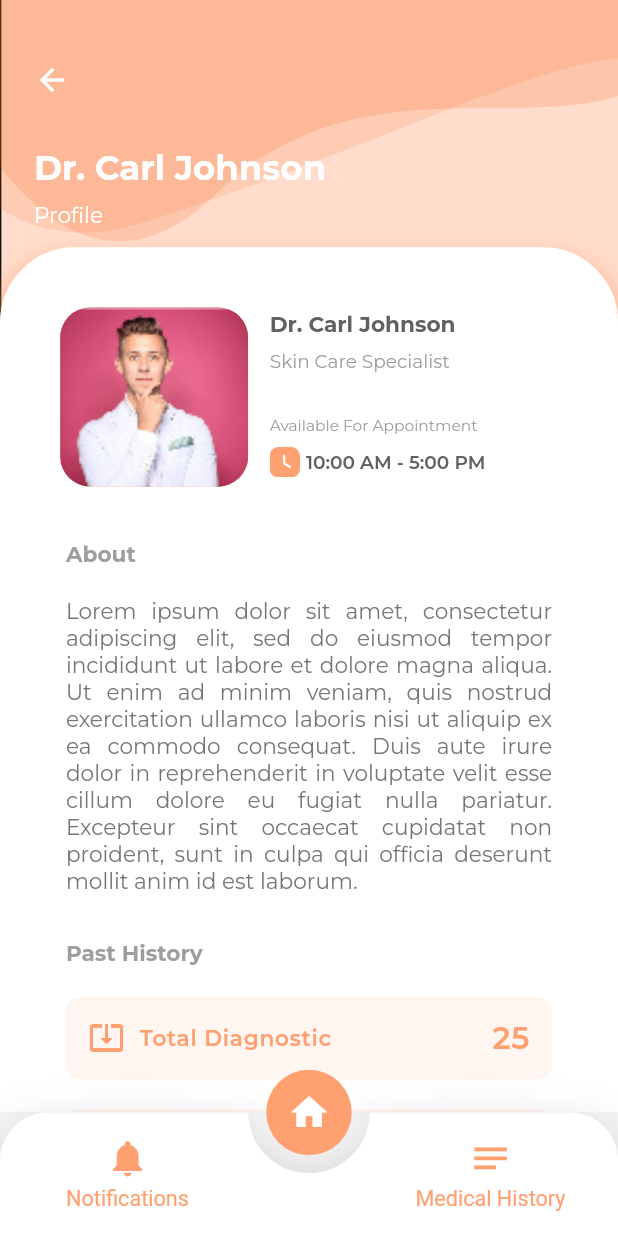
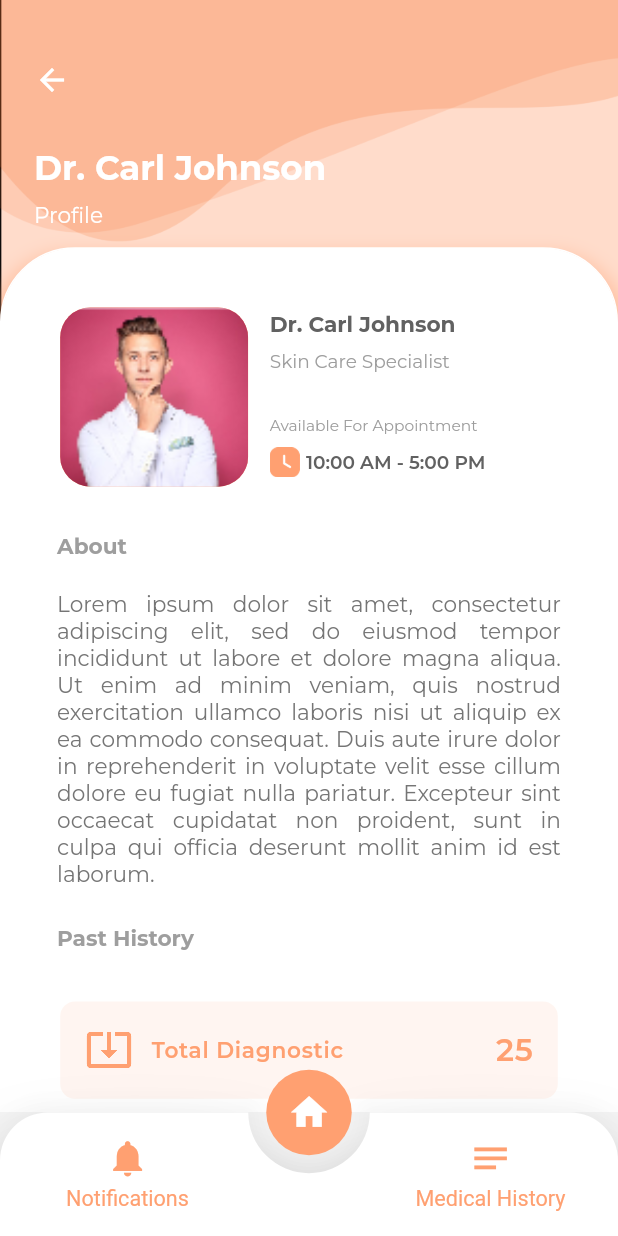
Before and after one commit to SankaM/Kahiya-Mobile, a Flutter app: the DoctorProfilePage screen opened by its route, after a tap on the "home" icon, after a tap on "Dr. Carl Johnson", on a phone screen of 412 x 824 dp. Run offline on Flutter 3.47's test engine with Material 2 defaults, Android fonts, the phone set to English and light mode, and no system bars; drawn by our look-alikes of animated_bottom_navigation_bar, auto_size_text, getwidget; our stand-ins replace dotted_line, flutter_phoenix, get, google_fonts.

Commit message:
[eDoctor] Doctor's Profile Page - Fixing UI

```diff
--- a/ePatient/10__code/monda_epatient/lib/_0__infra/style.dart
+++ b/ePatient/10__code/monda_epatient/lib/_0__infra/style.dart
@@ -81,6 +81,12 @@ class Style {
 
   static const double iconSize_Default = 20;
 
+  static const double iconSize_L = 24;
+
+  static const double iconSize_XL = 28;
+
+  static const double iconSize_2XL = 32;
+
   static const Map<int, Color> colorPalettes =  {
     50:Color.fromRGBO(255, 160, 113, .3),
     100:Color.fromRGBO(255, 160, 113, .4),
--- a/ePatient/10__code/monda_epatient/lib/_4__presentation/page/_4__doctor/page__doctor_profile.dart
+++ b/ePatient/10__code/monda_epatient/lib/_4__presentation/page/_4__doctor/page__doctor_profile.dart
@@ -136,11 +136,12 @@ class DoctorProfilePage extends AbstractPageWithBackgroundAndContent {
       crossAxisAlignment: CrossAxisAlignment.start,
       children: [
         Padding(
-          padding: EdgeInsets.only(left: 10, top: 30, right: 10),
+          // padding: EdgeInsets.only(left: 10, top: 30, right: 10),
+          padding: EdgeInsets.only(left: ScreenUtil.widthInPercent(1), top: ScreenUtil.heightInPercent(3), right: ScreenUtil.widthInPercent(1), bottom: ScreenUtil.heightInPercent(2.5)),
           child: Text(TextString.label__about, style: Style.defaultTextStyle(color: Colors.grey[500]!, fontWeight: FontWeight.w700,),),
         ),
         Padding(
-          padding: EdgeInsets.only(left: 10, top: 20, right: 10),
+          padding: EdgeInsets.only(left: ScreenUtil.widthInPercent(1), right: ScreenUtil.widthInPercent(1)),
           child: Text(TextString.label__lorem_ipsum, style: Style.defaultTextStyle(color: Colors.grey[600]!,), textAlign: TextAlign.justify,),
         )
       ],
@@ -152,7 +153,7 @@ class DoctorProfilePage extends AbstractPageWithBackgroundAndContent {
       crossAxisAlignment: CrossAxisAlignment.start,
       children: [
         Padding(
-          padding: EdgeInsets.only(left: 10, top: 30, right: 10, bottom: 10),
+          padding: EdgeInsets.only(left: ScreenUtil.widthInPercent(1), top: ScreenUtil.heightInPercent(3), right: ScreenUtil.widthInPercent(1), bottom: ScreenUtil.heightInPercent(2.5)),
           child: Text(TextString.label__past_history, style: Style.defaultTextStyle(color: Colors.grey[500]!, fontWeight: FontWeight.w700,),),
         ),
         _PastHistoryItem(icon: Icons.system_update_tv_outlined, itemLabel: 'Total Diagnostic', itemCount: '25'),
@@ -167,7 +168,7 @@ class DoctorProfilePage extends AbstractPageWithBackgroundAndContent {
       crossAxisAlignment: CrossAxisAlignment.start,
       children: [
         Padding(
-          padding: EdgeInsets.only(left: 10, top: 30, right: 10, bottom: 10),
+          padding: EdgeInsets.only(left: ScreenUtil.widthInPercent(1), top: ScreenUtil.heightInPercent(3), right: ScreenUtil.widthInPercent(1), bottom: ScreenUtil.heightInPercent(2.5)),
           child: Text(TextString.label__work_hours, style: Style.defaultTextStyle(color: Colors.grey[500]!, fontWeight: FontWeight.w700,),),
         ),
         Row(
@@ -222,16 +223,16 @@ class _PastHistoryItem extends StatelessWidget {
   @override
   Widget build(BuildContext context) {
     return Container(
-      margin: EdgeInsets.only(left: 10, top: 10, right: 10, bottom: 10),
-      padding: EdgeInsets.all(15),
+      margin: EdgeInsets.only(left: ScreenUtil.widthInPercent(1.5), top: ScreenUtil.heightInPercent(1.5), right: ScreenUtil.widthInPercent(1.5), bottom: ScreenUtil.heightInPercent(1.5)),
+      padding: EdgeInsets.all(ScreenUtil.heightInPercent(2)),
       decoration: BoxDecoration(
         borderRadius: BorderRadius.all(Radius.circular(10)),
         color: Style.colorPrimary.withOpacity(0.10),
       ),
       child: Row(
         children: [
-          Icon(icon, color: Style.colorPrimary,),
-          SizedBox(width: 10,),
+          Icon(icon, color: Style.colorPrimary, size: Style.iconSize_2XL,),
+          SizedBox(width: ScreenUtil.heightInPercent(1.5),),
           Text(itemLabel, style: Style.defaultTextStyle(fontWeight: FontWeight.w600, color: Style.colorPrimary, letterSpacing: 0.5),),
           Spacer(),
           Text(itemCount, style: Style.defaultTextStyle(fontWeight: FontWeight.w600, color: Style.colorPrimary, letterSpacing: 0.5, fontSize: Style.fontSize_2XL),),
@@ -248,13 +249,14 @@ class _WorkHourCard extends StatelessWidget {
 
   final double height;
 
-  _WorkHourCard({required this.dayNameLabel, required this.workHoursLabel, this.height = 75.0});
+  _WorkHourCard({required this.dayNameLabel, required this.workHoursLabel, this.height = 0});
 
   @override
   Widget build(BuildContext context) {
     return Container(
-      height: height,
+      height: (height == 0) ? ScreenUtil.heightInPercent(10) : height,
       margin: EdgeInsets.all(1),
+      padding: EdgeInsets.only(top: ScreenUtil.heightInPercent(0.5)),
       decoration: BoxDecoration(
         borderRadius: BorderRadius.all(Radius.circular(10)),
         color: Style.colorPrimary.withOpacity(0.75),
@@ -262,7 +264,7 @@ class _WorkHourCard extends StatelessWidget {
       child: Column(
         children: [
           Text(dayNameLabel, textAlign: TextAlign.center, style: Style.defaultTextStyle(fontSize: Style.fontSize_XS, fontWeight: FontWeight.w700)),
-          SizedBox(height: 20,),
+          SizedBox(height: ScreenUtil.heightInPercent(2),),
           Text(workHoursLabel, textAlign: TextAlign.center, style: Style.defaultTextStyle(fontSize: Style.fontSize_XS),),
         ],
       ),
```
